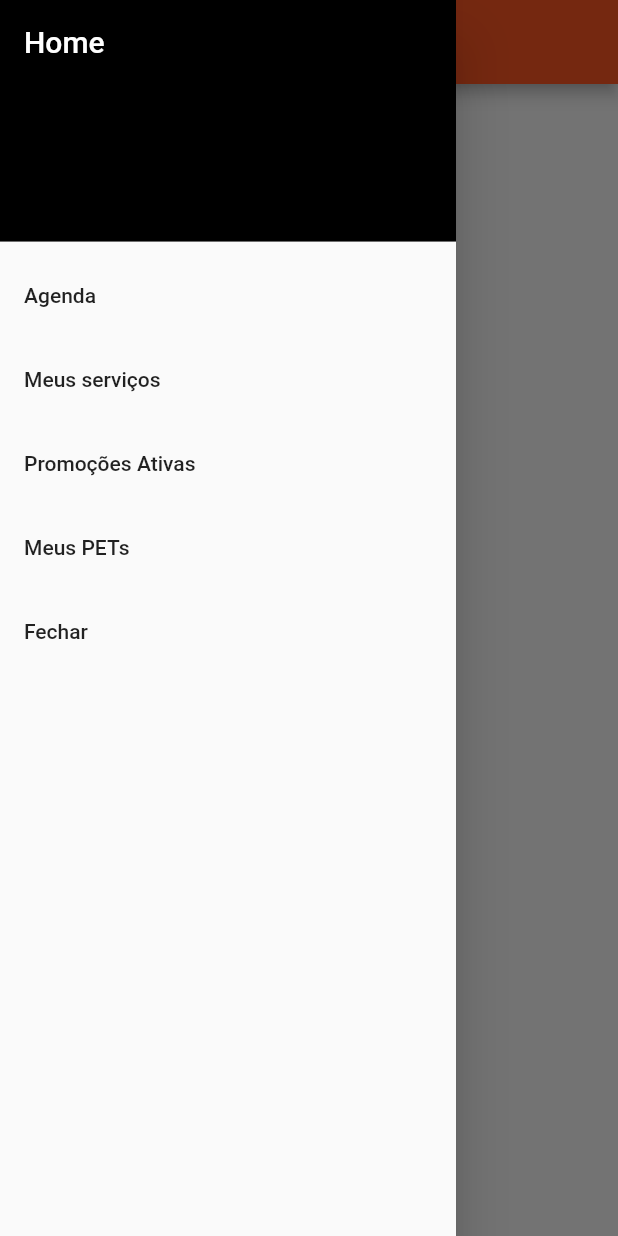
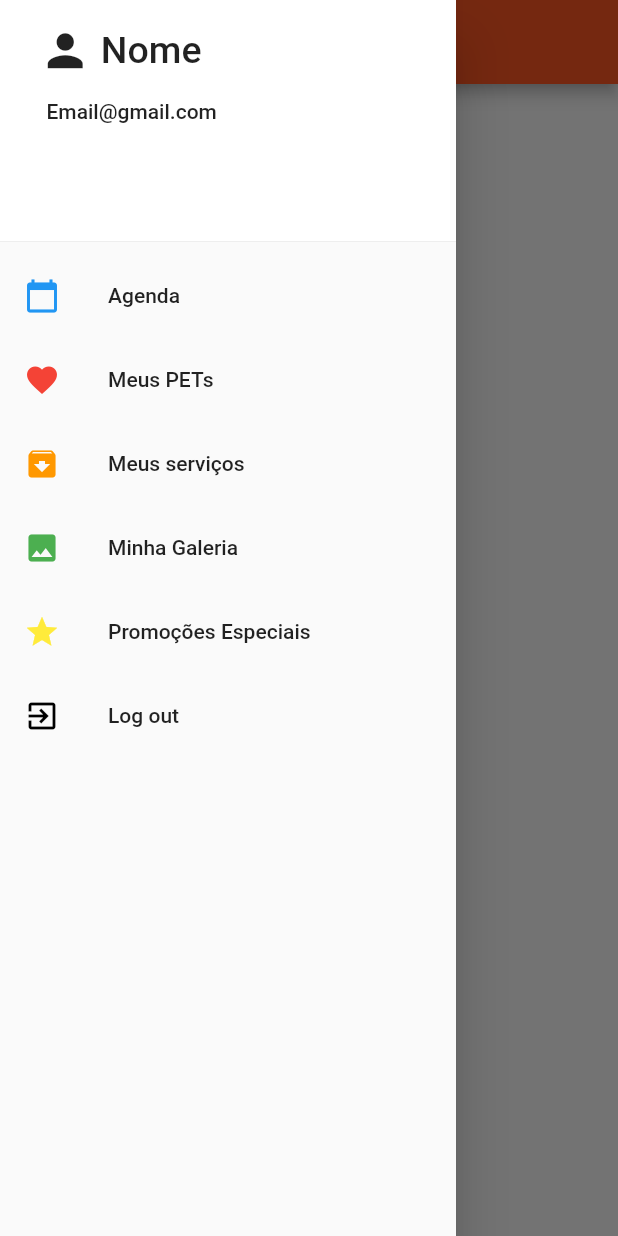
Before and after one commit to SterbenPanzer/projetoIntegrador, a Flutter app: the HomePage screen opened directly, with the side drawer open, on a phone screen of 412 x 824 dp. Run offline on Flutter 3.47's test engine with Material 2 defaults, Android fonts, the light colour scheme and no system bars; our stand-ins replace table_calendar.

Commit message:
Foi melhorado a parte do drawer e feita a parte dos cards dos Meus Pets

```diff
--- a/lib/ui/home.dart
+++ b/lib/ui/home.dart
@@ -1,12 +1,12 @@
 import 'package:flutter/material.dart';
 import 'package:flutter_your_pet/ui/calendar.dart';
 import 'package:flutter_your_pet/ui/meuspets.dart';
+import 'package:flutter_your_pet/ui/login.dart';
 
 class HomePage extends StatefulWidget {
   @override
   _HomePageState createState() => _HomePageState();
 }
-
 
 class _HomePageState extends State<HomePage> {
   @override
@@ -22,38 +22,70 @@ class _HomePageState extends State<HomePage> {
             padding: EdgeInsets.zero,
             children: <Widget>[
               DrawerHeader(
-          child: Text(
-            "Home",
-            style: TextStyle(color: Colors.white, fontSize: 20),
+                child: Column(
+                  children: <Widget>[
+                    Row(
+                      mainAxisAlignment: MainAxisAlignment.start,
+                      children: <Widget>[
+                        Padding(
+                          padding: EdgeInsets.only(left: 10.0),
+                          child: Icon(Icons.person, size: 35),
+                        ),
+                        Padding(
+                          padding: EdgeInsets.all(0.0),
+                          child: Text(" Nome", style: TextStyle(fontSize: 25)),
+                        ),
+                      ],
+                    ),
+                    Row(
+                      mainAxisAlignment: MainAxisAlignment.start,
+                      children: <Widget>[
+                        Padding(
+                          padding: EdgeInsets.only(top: 15.0, left: 15.0),
+                          child: Text("Email@gmail.com")
+                        ),
+                      ],
+                    )
+                  ],
                 ),
                 decoration: BoxDecoration(
-            color: Colors.black,
+                  color: Colors.white,
                 ),
               ),
               ListTile(
                 title: Text("Agenda"),
+                leading: Icon(Icons.calendar_today, color: Colors.blue),
                 onTap: () {
                   _calendar();
                 },
               ),
               ListTile(
-          title: Text("Meus serviços"),
-          onTap: () {},
-        ),
-              ListTile(
-                title: Text("Promoções Ativas"),
-                onTap: () {},
-              ),
-              ListTile(
                 title: Text("Meus PETs"),
+                leading: Icon(Icons.favorite, color: Colors.red),
                 onTap: () {
                   _meusPets();
                 },
               ),
               ListTile(
-        title: Text("Fechar"),
-    onTap: (){
-          Navigator.pop(context);
+                title: Text("Meus serviços"),
+                leading: Icon(Icons.archive, color: Colors.orange),
+                onTap: () {},
+              ),
+              ListTile(
+                title: Text("Minha Galeria"),
+                leading: Icon(Icons.image, color: Colors.green),
+                onTap: () {},
+              ),
+              ListTile(
+                title: Text("Promoções Especiais"),
+                leading: Icon(Icons.star, color: Colors.yellow),
+                onTap: () {},
+              ),
+              ListTile(
+                title: Text("Log out"),
+                leading: Icon(Icons.exit_to_app, color: Colors.black),
+                onTap: () {
+                  _logOut();
                 },
               ),
             ],
@@ -61,18 +93,18 @@ class _HomePageState extends State<HomePage> {
         ));
   }
 
-  void _calendar(){
-    Navigator.push(context, MaterialPageRoute(
-        builder: (context) =>
-            CalendarPage(
-            )));
+  void _calendar() {
+    Navigator.push(
+        context, MaterialPageRoute(builder: (context) => CalendarPage()));
   }
 
-  void _meusPets(){
-    Navigator.push(context, MaterialPageRoute(
-        builder: (context) =>
-            MeuspetsPage(
-            )));
+  void _meusPets() {
+    Navigator.push(
+        context, MaterialPageRoute(builder: (context) => MeuspetsPage()));
   }
 
+  void _logOut() {
+    Navigator.push(
+        context, MaterialPageRoute(builder: (context) => LoginPage()));
   }
+}
```
Also changed, not shown: lib/ui/horario.dart (+8 -1 lines), lib/ui/meuspets.dart (+110 -10 lines), lib/utils/Dialogs.dart (added, +52 -0 lines). Lines whose indentation alone changed are shown as unchanged.
